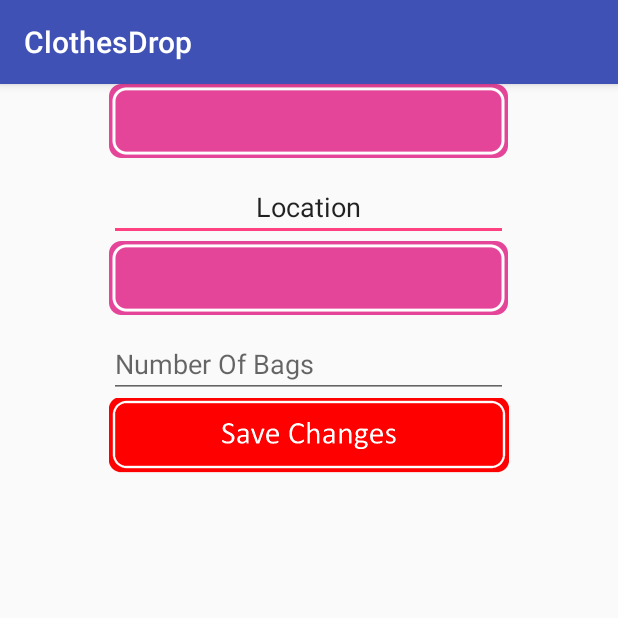
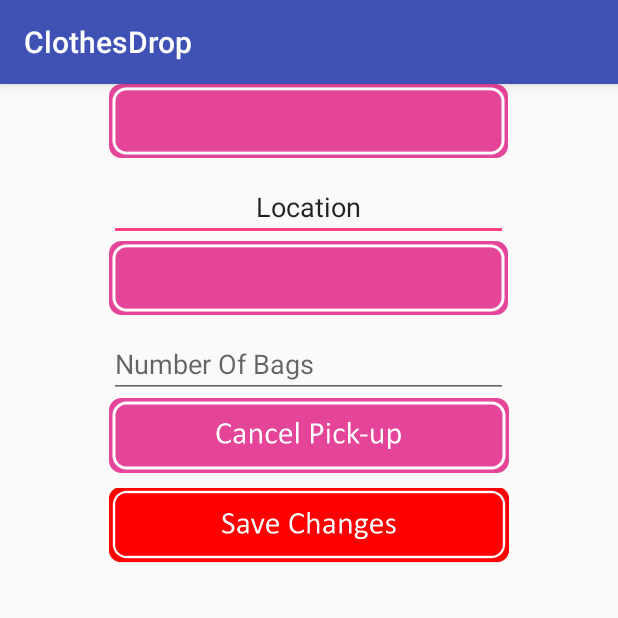
Before and after one commit to UnderratedDev/ClothesDrop, an Android app: the EditRequestActivity screen opened directly, with no data from a screen before it, on a phone screen of 412 x 824 dp, the top half of it. Run offline under Robolectric (Android 15) with nearby library versions, the phone set to English and light mode, and no system bars.

Commit message:
added a button for canceling pickup in editRequestActivity

```diff
--- a/app/src/main/res/layout/activity_edit_request.xml
+++ b/app/src/main/res/layout/activity_edit_request.xml
@@ -46,6 +46,16 @@
         android:hint="Number Of Bags"/>
 
     <ImageButton
+        android:id="@+id/edit_cancel"
+        android:layout_width="wrap_content"
+        android:layout_height="50dp"
+        android:background="@android:color/transparent"
+        android:scaleType="centerInside"
+        app:srcCompat="@drawable/button_cancel_pickup"
+        android:layout_marginBottom="10dp"
+        />
+
+    <ImageButton
         android:id="@+id/edit_save"
         android:layout_width="wrap_content"
         android:layout_height="50dp"
```
Also changed, not shown: app/src/main/res/drawable/button_cancel_pickup.png (added).
